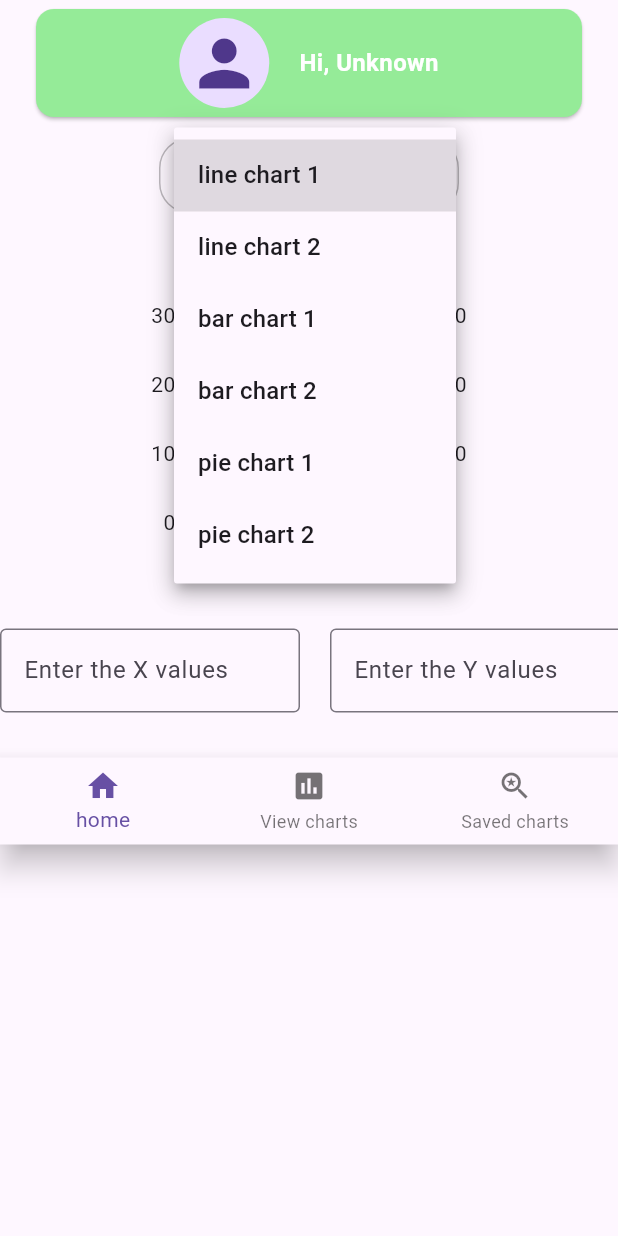
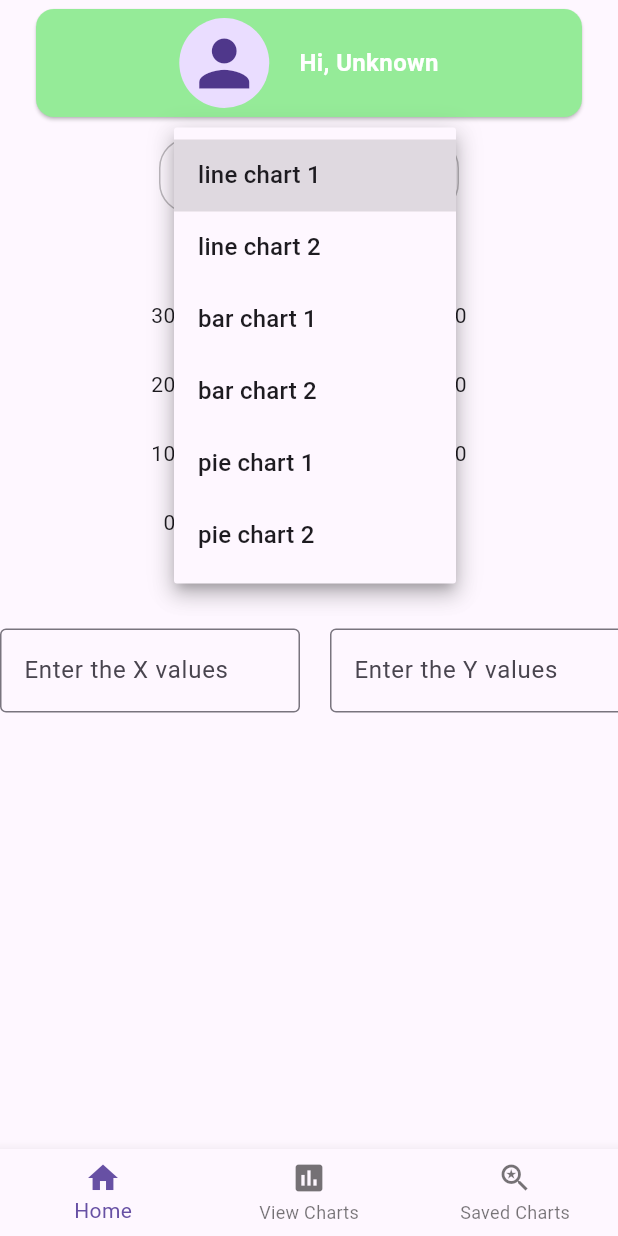
Before and after one commit to sanafathima7/charts, a Flutter app: the screen it shows after launch, after a tap on "line chart 1", on a phone screen of 412 x 824 dp. Run offline on Flutter 3.47's test engine with Material 3 defaults, Android fonts, the light colour scheme and no system bars; drawn by our look-alikes of fl_chart; our stand-ins replace hive, hive_flutter; accounts and stored records are empty.

Commit message:
charts updated

```diff
--- a/lib/mainhomepage.dart
+++ /dev/null
@@ -1,206 +0,0 @@
-import 'package:charts/custom_container.dart';
-import 'package:charts/provider/provider.dart';
-import 'package:charts/provider/providerbottom.dart';
-import 'package:flutter/material.dart';
-import 'package:provider/provider.dart';
-
-class mainHomepage extends StatelessWidget {
-  mainHomepage({
-    super.key,
-  });
-
-  final TextEditingController xValue = TextEditingController();
-
-  final TextEditingController yValue = TextEditingController();
-
-  // final TextEditingController chartType = TextEditingController();
-
-  @override
-  Widget build(BuildContext context) {
-    final providerdropdowns = Provider.of<providerdropdown>(context);
-    final providerNavigations = Provider.of<NavigationProvider>(context);
-    return Scaffold(
-      body: SingleChildScrollView(
-        child: Column(
-          mainAxisAlignment: MainAxisAlignment.center,
-          children: [
-            Padding(
-              padding: const EdgeInsets.only(right: 20.0, left: 20.0, top: 2),
-              child: Container(
-                height: 80,
-                child: const Card(
-                  color: const Color.fromARGB(255, 149, 235, 152),
-                  child: Row(
-                    mainAxisAlignment: MainAxisAlignment.center,
-                    children: [
-                      CircleAvatar(
-                        radius: 30,
-                        child: Icon(
-                          Icons.person,
-                          size: 50,
-                        ),
-                      ),
-                      const SizedBox(
-                        width: 20,
-                      ),
-                      Text(
-                        'Hi, Unknown',
-                        style: TextStyle(
-                          color: Color.fromARGB(255, 255, 255, 255),
-                          fontWeight: FontWeight.bold,
-                          fontSize: 16,
-                        ),
-                      ),
-                    ],
-                  ),
-                ),
-              ),
-            ),
-            const SizedBox(
-              height: 10,
-            ),
-            Container(
-              height: 50,
-              width: 200,
-              decoration: BoxDecoration(
-                  borderRadius: BorderRadius.circular(20),
-                  shape: BoxShape.rectangle,
-                  border: Border.all(
-                    style: BorderStyle.solid,
-                    color: Colors.black26,
-                  )),
-              padding: const EdgeInsets.symmetric(horizontal: 25),
-              child: DropdownButton<String>(
-                value: providerdropdowns.dropdownValue,
-                items: providerdropdowns.items.map((String value) {
-                  return DropdownMenuItem<String>(
-                    value: value,
-                    child: Text(value),
-                  );
-                }).toList(),
-                onChanged: providerdropdowns.changeprovider,
-              ),
-            ),
-            // ElevatedButton(onPressed: () {}, child: Text('Go')),
-            const SizedBox(
-              height: 12,
-            ),
-            Text(
-              'Demo Chart',
-              style: TextStyle(
-                color: Colors.black,
-                fontWeight: FontWeight.bold,
-                fontSize: 14,
-              ),
-            ),
-            const SizedBox(
-              height: 5,
-            ),
-            customContainer(
-              xValue: xValue,
-              yValue: yValue,
-              chartType: providerdropdowns.dropdownValue,
-            ),
-            const SizedBox(
-              height: 30,
-            ),
-            Consumer<NavigationProvider>(
-              builder: (BuildContext context, NavigationProvider value,
-                  Widget? child) {
-                return BottomNavigationBar(
-                    onTap: (index) {
-                      // if (index == '1') {
-                      //   // if (providerdropdowns.navigationProvider.indexed[1]) {
-                      //   List<String> xValues = xValue.text.split(',');
-                      //   List<String> yValues = yValue.text.split(',');
-                      //   if (xValues.isNotEmpty || yValues.isNotEmpty) {
-                      //     // providerNavigation.viewChartFunction(context);
-                      //     providerNavigations.updatedValue(
-                      //       context: context,
-                      //       // context: context,
-                      //       xValue: xValues,
-                      //       yValue: yValues,
-                      //       chartType: providerdropdowns.dropdownValue,
-                      //     );
-                      //   }
-                      // }
-                      //else {
-
-                      List<String> xValues = xValue.text.split(',');
-                      List<String> yValues = yValue.text.split(',');
-                      Navigator.push(
-                          context,
-                          MaterialPageRoute(
-                            builder: (context) =>
-                                providerNavigations.navigationProvider(
-                              context,
-                              index,
-                              chartType: providerdropdowns.dropdownValue,
-                              xValue: xValues,
-                              yValue: yValues,
-                            ),
-                          ));
-                    },
-                    currentIndex: providerNavigations.myIndex,
-                    items: const [
-                      BottomNavigationBarItem(
-                          icon: Icon(Icons.home), label: 'home'),
-                      BottomNavigationBarItem(
-                          icon: Icon(Icons.insert_chart), label: 'View charts'),
-                      BottomNavigationBarItem(
-                          icon: Icon(Icons.saved_search),
-                          label: 'Saved charts'),
-                    ]);
-
-                // onTap: Row(
-                //   mainAxisAlignment: MainAxisAlignment.center,
-                //   children: [
-                //     ElevatedButton(
-                //       onPressed: () {
-                //         List<String> xValues = xValue.text.split(',');
-                //         List<String> yValues = yValue.text.split(',');
-                //         // if (xValues.isNotEmpty || yValues.isNotEmpty) {
-                //         Navigator.push(
-                //           context,
-                //           MaterialPageRoute(
-                //             builder: (context) => viewChart(
-                //               chartType: providerdropdowns.dropdownValue,
-                //               xValue: xValues,
-                //               yValue: yValues,
-                //             ),
-                //           ),
-                //         );
-                //         // }
-                //         ;
-                //       },
-                //       child: const Text(
-                //         'Show Chart',
-                //         style: TextStyle(
-                //           fontWeight: FontWeight.bold,
-                //           fontSize: 16,
-                //         ),
-                //       ),
-                //     ),
-                //     const SizedBox(
-                //       width: 50,
-                //     ),
-                //     ElevatedButton(
-                //       onPressed: () {},
-                //       child: const Text(
-                //         'Save Chart',
-                //         style: TextStyle(
-                //           fontWeight: FontWeight.bold,
-                //           fontSize: 16,
-                //         ),
-                //       ),
-                //     ),
-                //   ],
-                // ),
-              },
-            )
-          ],
-        ),
-      ),
-    );
-  }
-}
--- a/lib/provider/providerbottom.dart
+++ b/lib/provider/providerbottom.dart
@@ -1,6 +1,6 @@
-import 'package:charts/mainhomepage.dart';
-import 'package:charts/saveChart.dart';
-import 'package:charts/viewchart.dart';
+import 'package:charts/screen/mainhomepage.dart';
+import 'package:charts/screen/saveChart.dart';
+import 'package:charts/screen/viewchart.dart';
 import 'package:flutter/material.dart';
 
 class NavigationProvider extends ChangeNotifier {
--- /dev/null
+++ b/lib/screen/mainhomepage.dart
@@ -0,0 +1,193 @@
+import 'package:flutter/material.dart';
+import 'package:provider/provider.dart';
+import 'package:charts/widgets/custom_container.dart';
+import 'package:charts/provider/provider.dart';
+import 'package:charts/provider/providerbottom.dart';
+
+class mainHomepage extends StatefulWidget {
+  mainHomepage({Key? key}) : super(key: key);
+
+  @override
+  _MainHomepageState createState() => _MainHomepageState();
+}
+
+class _MainHomepageState extends State<mainHomepage> {
+  final TextEditingController xValue = TextEditingController();
+  final TextEditingController yValue = TextEditingController();
+
+  void customAlert(BuildContext context) {
+    showDialog(
+      context: context,
+      builder: (BuildContext context) {
+        return AlertDialog(
+          title: Text('Error'),
+          content: Text('Enter the same number of points for X and Y values.'),
+          actions: [
+            TextButton(
+              child: Text('OK'),
+              onPressed: () {
+                Navigator.of(context).pop();
+              },
+            ),
+          ],
+        );
+      },
+    );
+  }
+
+  @override
+  Widget build(BuildContext context) {
+    final providerdropdowns = Provider.of<providerdropdown>(context);
+    final providerNavigations = Provider.of<NavigationProvider>(context);
+
+    return Scaffold(
+      body: SingleChildScrollView(
+        child: Column(
+          mainAxisAlignment: MainAxisAlignment.center,
+          children: [
+            Padding(
+              padding: const EdgeInsets.only(right: 20.0, left: 20.0, top: 2),
+              child: Container(
+                height: 80,
+                child: const Card(
+                  color: Color.fromARGB(255, 149, 235, 152),
+                  child: Row(
+                    mainAxisAlignment: MainAxisAlignment.center,
+                    children: [
+                      CircleAvatar(
+                        radius: 30,
+                        child: Icon(
+                          Icons.person,
+                          size: 50,
+                        ),
+                      ),
+                      SizedBox(
+                        width: 20,
+                      ),
+                      Text(
+                        'Hi, Unknown',
+                        style: TextStyle(
+                          color: Color.fromARGB(255, 255, 255, 255),
+                          fontWeight: FontWeight.bold,
+                          fontSize: 16,
+                        ),
+                      ),
+                    ],
+                  ),
+                ),
+              ),
+            ),
+            const SizedBox(
+              height: 10,
+            ),
+            Container(
+              height: 50,
+              width: 200,
+              decoration: BoxDecoration(
+                borderRadius: BorderRadius.circular(20),
+                shape: BoxShape.rectangle,
+                border: Border.all(
+                  style: BorderStyle.solid,
+                  color: Colors.black26,
+                ),
+              ),
+              padding: const EdgeInsets.symmetric(horizontal: 25),
+              child: DropdownButton<String>(
+                value: providerdropdowns.dropdownValue,
+                items: providerdropdowns.items.map((String value) {
+                  return DropdownMenuItem<String>(
+                    value: value,
+                    child: Text(value),
+                  );
+                }).toList(),
+                onChanged: providerdropdowns.changeprovider,
+              ),
+            ),
+            const SizedBox(
+              height: 12,
+            ),
+            Text(
+              'Demo Chart',
+              style: TextStyle(
+                color: Colors.black,
+                fontWeight: FontWeight.bold,
+                fontSize: 14,
+              ),
+            ),
+            const SizedBox(
+              height: 5,
+            ),
+            // Only show customContainer if the selected chart type is not "Pie Chart"
+            if (providerdropdowns.dropdownValue != 'Pie Chart')
+              customContainer(
+                xValue: xValue,
+                yValue: yValue,
+                chartType: providerdropdowns.dropdownValue,
+              ),
+            const SizedBox(
+              height: 30,
+            ),
+          ],
+        ),
+      ),
+      bottomNavigationBar: Consumer<NavigationProvider>(
+        builder:
+            (BuildContext context, NavigationProvider value, Widget? child) {
+          return BottomNavigationBar(
+            onTap: (index) {
+              // Only validate and navigate if the selected chart type is not "Pie Chart"
+              if (providerdropdowns.dropdownValue != 'Pie Chart') {
+                List<String> xValues = xValue.text.split(',');
+                List<String> yValues = yValue.text.split(',');
+
+                // Validate number of points
+                if (xValues.length != yValues.length) {
+                  // Show alert if number of points is not equal
+                  customAlert(context);
+                } else {
+                  // Navigate to the selected screen
+                  Navigator.push(
+                    context,
+                    MaterialPageRoute(
+                      builder: (context) =>
+                          providerNavigations.navigationProvider(
+                        context,
+                        index,
+                        chartType: providerdropdowns.dropdownValue,
+                        xValue: xValues,
+                        yValue: yValues,
+                      ),
+                    ),
+                  );
+                }
+              } else {
+                // Navigate directly if the selected chart type is "Pie Chart"
+                Navigator.push(
+                  context,
+                  MaterialPageRoute(
+                    builder: (context) =>
+                        providerNavigations.navigationProvider(
+                      context,
+                      index,
+                      chartType: providerdropdowns.dropdownValue,
+                      xValue: [],
+                      yValue: [],
+                    ),
+                  ),
+                );
+              }
+            },
+            currentIndex: providerNavigations.myIndex,
+            items: const [
+              BottomNavigationBarItem(icon: Icon(Icons.home), label: 'Home'),
+              BottomNavigationBarItem(
+                  icon: Icon(Icons.insert_chart), label: 'View Charts'),
+              BottomNavigationBarItem(
+                  icon: Icon(Icons.saved_search), label: 'Saved Charts'),
+            ],
+          );
+        },
+      ),
+    );
+  }
+}
--- a/lib/saveChart.dart
+++ b/lib/screen/saveChart.dart
@@ -1,6 +1,6 @@
-import 'package:charts/custom_box1_piechart.dart';
-import 'package:charts/custom_box2_barchart.dart';
-import 'package:charts/custom_box_line_chart.dart';
+import 'package:charts/widgets/custom_box1_piechart.dart';
+import 'package:charts/widgets/custom_box2_barchart.dart';
+import 'package:charts/widgets/custom_box_line_chart.dart';
 import 'package:flutter/material.dart';
 
 class SavedChart extends StatelessWidget {
--- a/lib/custom_box_line_chart.dart
+++ b/lib/widgets/custom_box_line_chart.dart
@@ -1,4 +1,4 @@
-import 'package:charts/chart_data.dart';
+import 'package:charts/model/chart_data.dart';
 import 'package:charts/widgets/charts/linechart.dart';
 import 'package:flutter/material.dart';
 import 'package:hive/hive.dart';
```
Also changed, not shown: lib/main.dart (+4 -49 lines), lib/screen/homepage.dart (renamed from lib/homepage.dart, +0 -24 lines), lib/screen/viewchart.dart (renamed from lib/viewchart.dart, +7 -7 lines), lib/widgets/charts/barchart.dart (+33 -7 lines), lib/widgets/custom_box1_piechart.dart (renamed from lib/custom_box2_barchart.dart, +18 -23 lines), lib/widgets/custom_box2_barchart.dart (renamed from lib/custom_box1_piechart.dart, +23 -18 lines), lib/model/chart_data.dart (renamed from lib/chart_data.dart), lib/model/chart_data.g.dart (renamed from lib/chart_data.g.dart), lib/model/chart_data1.dart (renamed from lib/chart_data1.dart), lib/model/chart_data1.g.dart (renamed from lib/chart_data1.g.dart), lib/model/chart_data2.dart (renamed from lib/chart_data2.dart), lib/model/chart_data2.g.dart (renamed from lib/chart_data2.g.dart), lib/widgets/custom_container.dart (renamed from lib/custom_container.dart).
